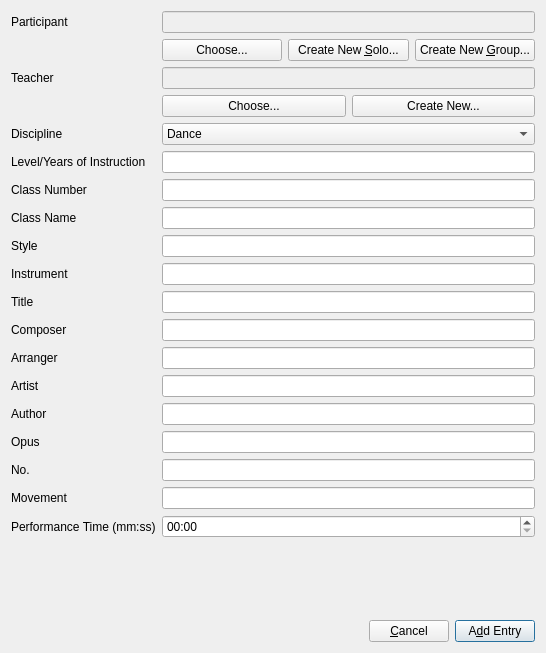
This is Forms/ui_addEntryDialog.ui in diana134/afs as Qt 5 draws it before an edit. The edited form follows.
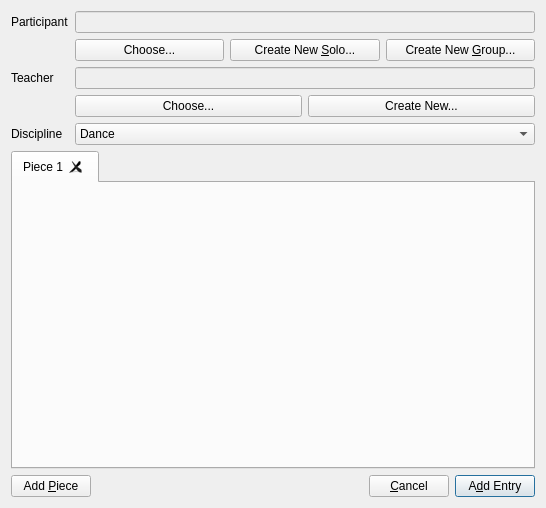
This is the edited form. Custom widgets are drawn as their Qt base class.

Commit message: New ui for multiple pieces in an entry.

Patch:
```diff
--- a/Forms/ui_addEntryDialog.ui
+++ b/Forms/ui_addEntryDialog.ui
@@ -10,14 +10,14 @@
     <x>0</x>
     <y>0</y>
     <width>546</width>
-    <height>653</height>
+    <height>508</height>
    </rect>
   </property>
   <property name="windowTitle">
    <string>Add Entry</string>
   </property>
   <layout class="QGridLayout" name="gridLayout">
-   <item row="1" column="2">
+   <item row="3" column="3">
     <widget class="QPushButton" name="addEntryBtn">
      <property name="text">
       <string>A&amp;dd Entry</string>
@@ -30,20 +30,7 @@
      </property>
     </widget>
    </item>
-   <item row="1" column="0">
-    <spacer name="horizontalSpacer">
-     <property name="orientation">
-      <enum>Qt::Horizontal</enum>
-     </property>
-     <property name="sizeHint" stdset="0">
-      <size>
-       <width>40</width>
-       <height>20</height>
-      </size>
-     </property>
-    </spacer>
-   </item>
-   <item row="1" column="1">
+   <item row="3" column="2">
     <widget class="QPushButton" name="cancelBtn">
      <property name="text">
       <string>&amp;Cancel</string>
@@ -53,7 +40,7 @@
      </property>
     </widget>
    </item>
-   <item row="0" column="0" colspan="3">
+   <item row="0" column="0" colspan="4">
     <layout class="QFormLayout" name="formLayout_2">
      <property name="sizeConstraint">
       <enum>QLayout::SetMinAndMaxSize</enum>
@@ -190,164 +177,60 @@
        </item>
       </widget>
      </item>
-     <item row="6" column="0">
-      <widget class="QLabel" name="participantLevelGradeLabel">
-       <property name="text">
-        <string>Level/Years of Instruction</string>
-       </property>
-      </widget>
-     </item>
-     <item row="6" column="1">
-      <widget class="QLineEdit" name="levelLineEdit"/>
-     </item>
-     <item row="7" column="0">
-      <widget class="QLabel" name="classNumberLabel">
-       <property name="text">
-        <string>Class Number</string>
-       </property>
-      </widget>
-     </item>
-     <item row="7" column="1">
-      <widget class="QLineEdit" name="classNumberLineEdit"/>
-     </item>
-     <item row="8" column="0">
-      <widget class="QLabel" name="classNameLabel">
-       <property name="text">
-        <string>Class Name</string>
-       </property>
-      </widget>
-     </item>
-     <item row="8" column="1">
-      <widget class="QLineEdit" name="classNameLineEdit"/>
-     </item>
-     <item row="9" column="0">
-      <widget class="QLabel" name="styleLabel">
-       <property name="text">
-        <string>Style</string>
-       </property>
-      </widget>
-     </item>
-     <item row="9" column="1">
-      <widget class="QLineEdit" name="styleLineEdit"/>
-     </item>
-     <item row="10" column="0">
-      <widget class="QLabel" name="instrumentLabel">
-       <property name="text">
-        <string>Instrument</string>
-       </property>
-      </widget>
-     </item>
-     <item row="10" column="1">
-      <widget class="QLineEdit" name="instrumentLineEdit"/>
-     </item>
-     <item row="11" column="0">
-      <widget class="QLabel" name="titleLabel">
-       <property name="text">
-        <string>Title</string>
-       </property>
-      </widget>
-     </item>
-     <item row="11" column="1">
-      <widget class="QLineEdit" name="titleLineEdit"/>
-     </item>
-     <item row="12" column="0">
-      <widget class="QLabel" name="composerLabel">
-       <property name="text">
-        <string>Composer</string>
-       </property>
-      </widget>
-     </item>
-     <item row="12" column="1">
-      <widget class="QLineEdit" name="composerLineEdit"/>
-     </item>
-     <item row="13" column="0">
-      <widget class="QLabel" name="arrangerLabel">
-       <property name="text">
-        <string>Arranger</string>
-       </property>
-      </widget>
-     </item>
-     <item row="13" column="1">
-      <widget class="QLineEdit" name="arrangerLineEdit"/>
-     </item>
-     <item row="14" column="0">
-      <widget class="QLabel" name="artistLabel">
-       <property name="text">
-        <string>Artist</string>
-       </property>
-      </widget>
-     </item>
-     <item row="14" column="1">
-      <widget class="QLineEdit" name="artistLineEdit"/>
-     </item>
-     <item row="15" column="0">
-      <widget class="QLabel" name="authorLabel">
-       <property name="text">
-        <string>Author</string>
-       </property>
-      </widget>
-     </item>
-     <item row="15" column="1">
-      <widget class="QLineEdit" name="authorLineEdit"/>
-     </item>
-     <item row="16" column="0">
-      <widget class="QLabel" name="opusLabel">
-       <property name="text">
-        <string>Opus</string>
-       </property>
-      </widget>
-     </item>
-     <item row="16" column="1">
-      <widget class="QLineEdit" name="opusLineEdit"/>
-     </item>
-     <item row="17" column="0">
-      <widget class="QLabel" name="noLabel">
-       <property name="text">
-        <string>No.</string>
-       </property>
-      </widget>
-     </item>
-     <item row="17" column="1">
-      <widget class="QLineEdit" name="noLineEdit"/>
-     </item>
-     <item row="18" column="0">
-      <widget class="QLabel" name="movementLabel">
-       <property name="text">
-        <string>Movement</string>
-       </property>
-      </widget>
-     </item>
-     <item row="18" column="1">
-      <widget class="QLineEdit" name="movementLineEdit"/>
-     </item>
-     <item row="19" column="0">
-      <widget class="QLabel" name="performanceTimeLabel">
-       <property name="text">
-        <string>Performance Time (mm:ss)</string>
-       </property>
-      </widget>
-     </item>
-     <item row="19" column="1">
-      <widget class="QTimeEdit" name="performanceTimeEdit">
-       <property name="maximumDateTime">
-        <datetime>
-         <hour>1</hour>
-         <minute>59</minute>
-         <second>59</second>
-         <year>2000</year>
-         <month>1</month>
-         <day>1</day>
-        </datetime>
-       </property>
-       <property name="displayFormat">
-        <string>mm:ss</string>
-       </property>
-      </widget>
-     </item>
     </layout>
    </item>
+   <item row="3" column="0">
+    <widget class="QPushButton" name="addPieceBtn">
+     <property name="text">
+      <string>Add &amp;Piece</string>
+     </property>
+    </widget>
+   </item>
+   <item row="3" column="1">
+    <spacer name="horizontalSpacer">
+     <property name="orientation">
+      <enum>Qt::Horizontal</enum>
+     </property>
+     <property name="sizeHint" stdset="0">
+      <size>
+       <width>40</width>
+       <height>20</height>
+      </size>
+     </property>
+    </spacer>
+   </item>
+   <item row="2" column="0" colspan="4">
+    <widget class="QTabWidget" name="tabWidget">
+     <property name="currentIndex">
+      <number>0</number>
+     </property>
+     <property name="tabsClosable">
+      <bool>true</bool>
+     </property>
+     <widget class="QWidget" name="tabWidgetPage1" native="true">
+      <attribute name="title">
+       <string>Piece 1</string>
+      </attribute>
+      <layout class="QHBoxLayout" name="horizontalLayout">
+       <item>
+        <widget class="PieceWidget" name="widget" native="true"/>
+       </item>
+      </layout>
+      <zorder>tabWidget_2</zorder>
+      <zorder>widget</zorder>
+     </widget>
+    </widget>
+   </item>
   </layout>
  </widget>
+ <customwidgets>
+  <customwidget>
+   <class>PieceWidget</class>
+   <extends>QWidget</extends>
+   <header>pieceWidget</header>
+   <container>1</container>
+  </customwidget>
+ </customwidgets>
  <resources/>
  <connections/>
 </ui>
```
The commit also changes 5 other files.
